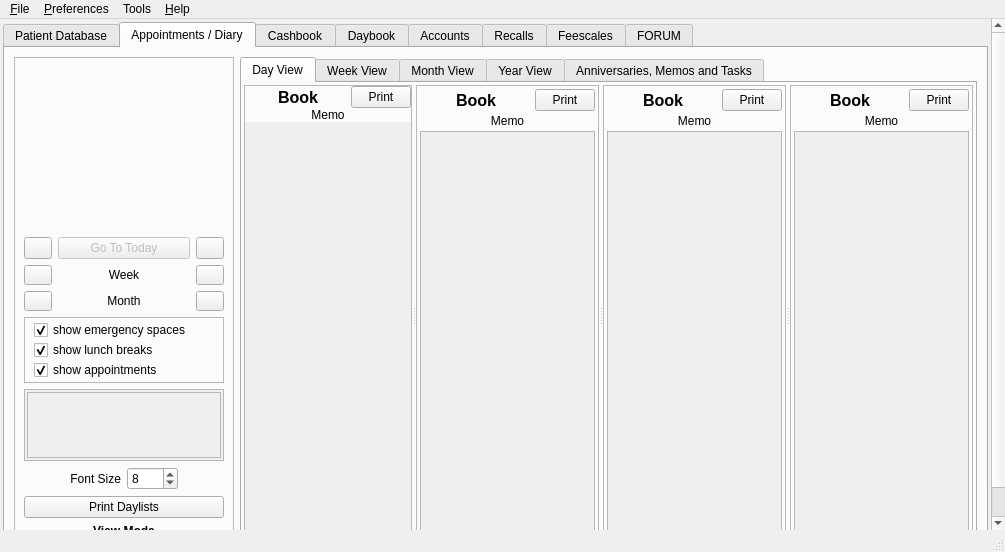
This is src/openmolar/qt-designer/main.ui in rowinggolfer/openmolar1 as Qt 5 draws it before an edit. The edited form follows.
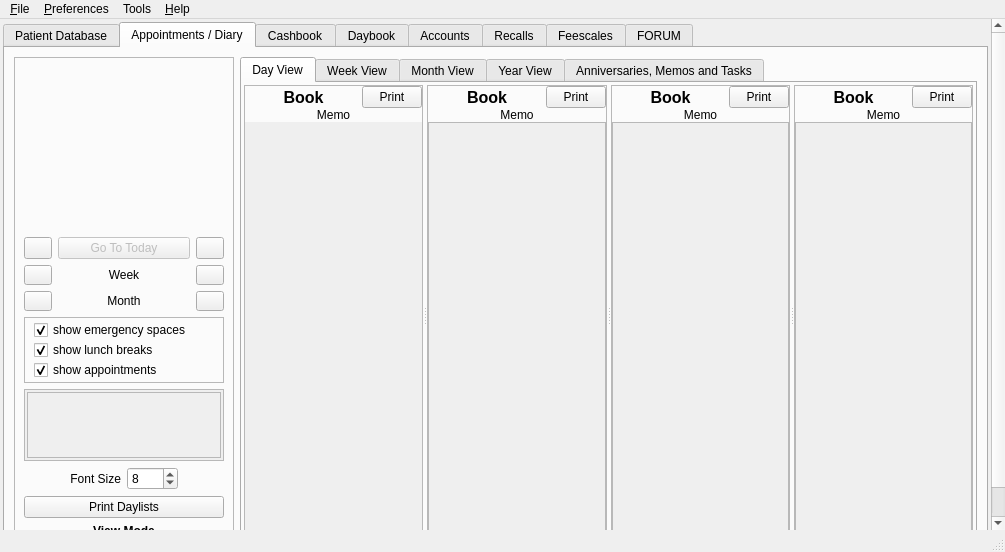
This is the edited form. Icons and pictures are not drawn.

The edit to the form file:
```diff
--- a/src/openmolar/qt-designer/main.ui
+++ b/src/openmolar/qt-designer/main.ui
@@ -4085,10 +4085,10 @@
                    </property>
                    <layout class="QGridLayout" name="gridLayout_32">
                     <property name="margin">
-                     <number>3</number>
+                     <number>0</number>
                     </property>
                     <property name="spacing">
-                     <number>3</number>
+                     <number>0</number>
                     </property>
                     <item row="0" column="0">
                      <widget class="QLabel" name="apptFrameLabel2">
@@ -4146,8 +4146,8 @@
                         <rect>
                          <x>0</x>
                          <y>0</y>
-                         <width>167</width>
-                         <height>414</height>
+                         <width>173</width>
+                         <height>426</height>
                         </rect>
                        </property>
                       </widget>
@@ -4174,10 +4174,10 @@
                    </property>
                    <layout class="QGridLayout" name="gridLayout_33">
                     <property name="margin">
-                     <number>3</number>
+                     <number>0</number>
                     </property>
                     <property name="spacing">
-                     <number>3</number>
+                     <number>0</number>
                     </property>
                     <item row="0" column="0">
                      <widget class="QLabel" name="apptFrameLabel3">
@@ -4235,8 +4235,8 @@
                         <rect>
                          <x>0</x>
                          <y>0</y>
-                         <width>167</width>
-                         <height>414</height>
+                         <width>173</width>
+                         <height>426</height>
                         </rect>
                        </property>
                        <layout class="QVBoxLayout" name="_3"/>
@@ -4264,10 +4264,10 @@
                    </property>
                    <layout class="QGridLayout" name="gridLayout_34">
                     <property name="margin">
-                     <number>3</number>
+                     <number>0</number>
                     </property>
                     <property name="spacing">
-                     <number>3</number>
+                     <number>0</number>
                     </property>
                     <item row="2" column="0" colspan="2">
                      <widget class="QScrollArea" name="appt4scrollArea">
@@ -4279,8 +4279,8 @@
                         <rect>
                          <x>0</x>
                          <y>0</y>
-                         <width>167</width>
-                         <height>414</height>
+                         <width>173</width>
+                         <height>426</height>
                         </rect>
                        </property>
                        <layout class="QVBoxLayout" name="_4"/>
```
Left out of the diff: 2 changed lines with no effect on the pictures.
